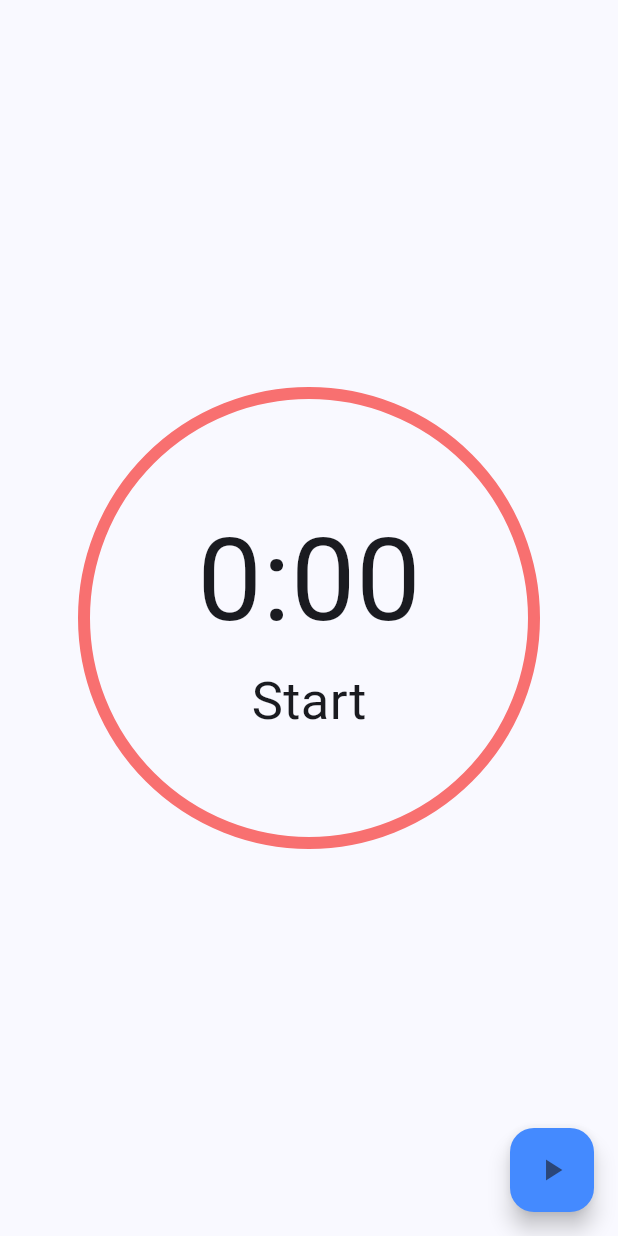
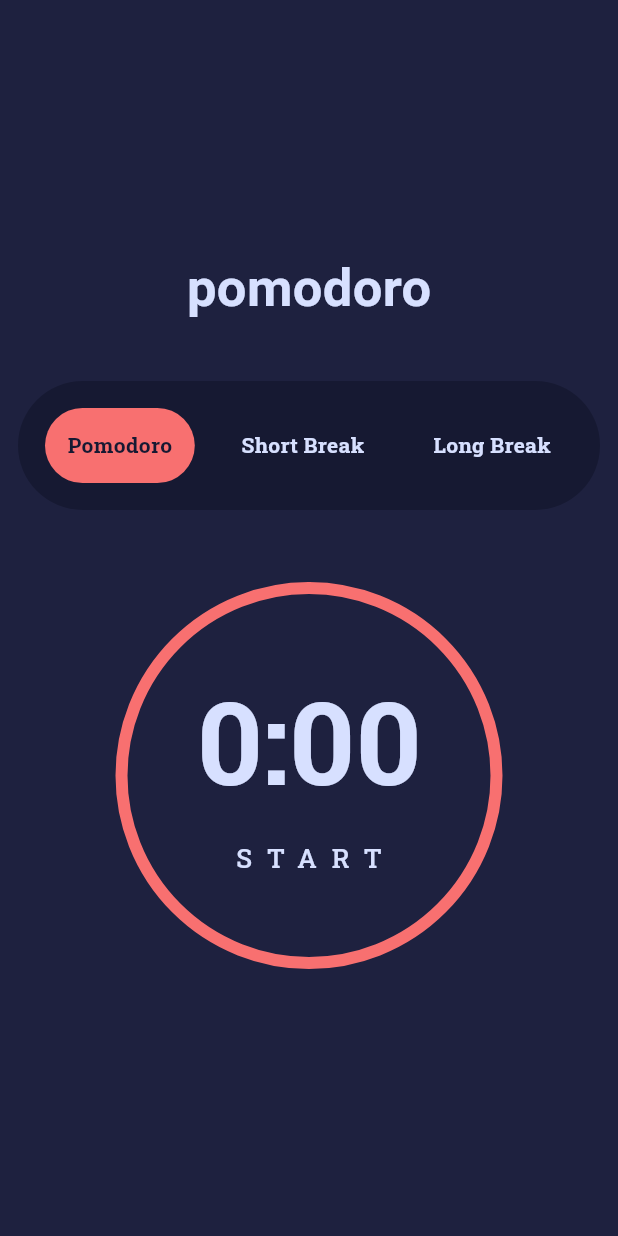
Before and after one commit to JasonBoyett/you_version_pomodoro, a Flutter app: the screen it shows after launch, on a phone screen of 412 x 824 dp. Run offline on Flutter 3.47's test engine with Material 3 defaults, Android fonts, the light colour scheme and no system bars; our stand-ins replace flutter_riverpod, google_fonts.

Commit message:
fonts implimented

```diff
--- a/lib/app.dart
+++ b/lib/app.dart
@@ -1,19 +1,15 @@
 import 'package:flutter/material.dart';
 
-import 'home_page.dart';
+import 'widgets/home_page.dart';
 
 class App extends StatelessWidget {
   const App({super.key});
 
   @override
   Widget build(BuildContext context) {
-    return MaterialApp(
+    return const MaterialApp(
       title: 'Tomoto Timer',
-      theme: ThemeData(
-        colorScheme: ColorScheme.fromSeed(seedColor: Colors.blueAccent),
-        useMaterial3: true,
-      ),
-      home: const HomePage(),
+      home: HomePage(),
     );
   }
 }
--- a/lib/home_page.dart
+++ /dev/null
@@ -1,69 +0,0 @@
-import 'package:flutter/material.dart';
-import 'package:flutter_riverpod/flutter_riverpod.dart';
-
-import 'helpers.dart';
-import 'package:tomato_timer/model/pomodoro.dart';
-
-class HomePage extends ConsumerWidget {
-  const HomePage({super.key});
-
-  @override
-  Widget build(BuildContext context, WidgetRef ref) {
-    var value = ref.watch(pomodoroProvider);
-    return Scaffold(
-      body: Center(
-          child: Stack(alignment: Alignment.center, children: [
-        SizedBox(
-          height: 300,
-          width: 300,
-          child: CircularProgressIndicator(
-            value: evaluateProgress(value),
-            strokeCap: StrokeCap.round,
-            strokeWidth: 8,
-            color: value.themeColor.color,
-          ),
-        ),
-        Column(
-          mainAxisAlignment: MainAxisAlignment.center,
-          children: [
-            Text(
-              displayMinutesTimer(value.secondsInStage),
-              textScaler: const TextScaler.linear(5.5),
-            ),
-            Text(
-              value.currentStage.name,
-              textScaler: const TextScaler.linear(2.5),
-            ),
-          ],
-        ),
-      ])),
-      floatingActionButton: FloatingActionButton(
-        backgroundColor: Colors.blueAccent,
-        onPressed: () {
-          switch (value.currentStage) {
-            case PomodoroStages.paused:
-              ref.read(pomodoroProvider).resume();
-              break;
-            case PomodoroStages.preStart:
-              {
-                ref.read(pomodoroProvider).start();
-                break;
-              }
-            default:
-              {
-                ref.read(pomodoroProvider).pause();
-                break;
-              }
-          }
-        },
-        child: value.currentStage == PomodoroStages.paused ||
-                value.currentStage == PomodoroStages.preStart
-            ? const Icon(Icons.play_arrow)
-            : const Icon(Icons.pause),
-      ),
-    );
-  }
-}
-
-final pomodoroProvider =
-    ChangeNotifierProvider<PomodoroModel>((ref) => PomodoroModel());
--- /dev/null
+++ b/lib/widgets/center_timer.dart
@@ -0,0 +1,71 @@
+import 'package:tomato_timer/model/pomodoro.dart';
+import 'package:tomato_timer/helpers.dart';
+import 'package:flutter/material.dart';
+
+Widget centerTimer(PomodoroModel value) {
+  return Padding(
+    padding: const EdgeInsets.all(40.0),
+    child: Stack(alignment: Alignment.center, children: [
+      SizedBox(
+        height: 250,
+        width: 250,
+        child: CircularProgressIndicator(
+          value: evaluateProgress(value),
+          strokeCap: StrokeCap.round,
+          strokeWidth: 8,
+          color: value.themeColor.color,
+        ),
+      ),
+      Column(
+        mainAxisAlignment: MainAxisAlignment.center,
+        children: [
+          Text(
+            style: TextStyle(
+              color: const Color.fromARGB(255, 215, 224, 255),
+              fontFamily: value.themeFont.font.fontFamily,
+              fontWeight: FontWeight.bold,
+            ),
+            displayMinutesTimer(value.secondsInStage),
+            textScaler: const TextScaler.linear(5.5),
+          ),
+          TextButton(
+              onPressed: () {
+                switch (value.currentStage) {
+                  case PomodoroStages.paused:
+                    value.resume();
+                    break;
+                  case PomodoroStages.preStart:
+                    {
+                      value.start();
+                      break;
+                    }
+                  default:
+                    {
+                      value.pause();
+                      break;
+                    }
+                }
+              },
+              child: Text(
+                (() {
+                  switch (value.currentStage) {
+                    case PomodoroStages.paused:
+                      return 'RESUME';
+                    case PomodoroStages.preStart:
+                      return 'START';
+                    default:
+                      return 'PAUSE';
+                  }
+                })(),
+                style: TextStyle(
+                  letterSpacing: 10,
+                  color: const Color.fromARGB(255, 215, 224, 255),
+                  fontFamily: value.themeFont.font.fontFamily,
+                ),
+                textScaler: const TextScaler.linear(1.25),
+              )),
+        ],
+      ),
+    ]),
+  );
+}
--- /dev/null
+++ b/lib/widgets/home_page.dart
@@ -0,0 +1,38 @@
+import 'package:flutter/material.dart';
+import 'package:flutter_riverpod/flutter_riverpod.dart';
+
+import 'package:tomato_timer/model/pomodoro.dart';
+import 'package:tomato_timer/widgets/center_timer.dart';
+import 'package:tomato_timer/widgets/stage_indicator.dart';
+
+class HomePage extends ConsumerWidget {
+  const HomePage({super.key});
+
+  @override
+  Widget build(BuildContext context, WidgetRef ref) {
+    var value = ref.watch(pomodoroProvider);
+    return Scaffold(
+      backgroundColor: const Color.fromARGB(255, 30, 33, 63),
+      body: Column(
+        mainAxisAlignment: MainAxisAlignment.center,
+        children: [
+          const Padding(
+            padding: EdgeInsets.all(25.0),
+            child: Text(
+              "pomodoro",
+              textScaler: TextScaler.linear(2.5),
+              style: TextStyle(
+                  color: Color.fromARGB(255, 215, 224, 255),
+                  fontWeight: FontWeight.bold),
+            ),
+          ),
+          stageIndicator(value),
+          Center(child: centerTimer(value)),
+        ],
+      ),
+    );
+  }
+}
+
+final pomodoroProvider =
+    ChangeNotifierProvider<PomodoroModel>((ref) => PomodoroModel());
--- /dev/null
+++ b/lib/widgets/stage_indicator.dart
@@ -0,0 +1,62 @@
+import 'package:flutter/material.dart';
+
+import '../model/pomodoro.dart';
+
+Widget stageIndicator(PomodoroModel value) {
+  return Padding(
+    padding: const EdgeInsets.all(12.0),
+    child: Container(
+      padding: const EdgeInsets.all(10),
+      decoration: BoxDecoration(
+        color: const Color.fromARGB(255, 22, 25, 50),
+        borderRadius: BorderRadius.circular(80),
+      ),
+      width: 400,
+      child: Row(
+        mainAxisAlignment: MainAxisAlignment.center,
+        children: [
+          _indicatorCell(value, PomodoroStages.work),
+          _indicatorCell(value, PomodoroStages.shortBreak),
+          _indicatorCell(value, PomodoroStages.longBreak),
+        ],
+      ),
+    ),
+  );
+}
+
+Widget _indicatorCell(PomodoroModel value, PomodoroStages stage) {
+  return Padding(
+    padding: const EdgeInsets.all(8.0),
+    child: Container(
+      decoration: BoxDecoration(
+        color: _determineDisplayStage(value) == stage
+            ? value.themeColor.color
+            : Colors.transparent,
+        borderRadius: BorderRadius.circular(80),
+      ),
+      child: Padding(
+        padding: const EdgeInsets.all(15.0),
+        child: Text(
+          stage.name,
+          style: TextStyle(
+            fontFamily: value.themeFont.font.fontFamily,
+            color: stage == _determineDisplayStage(value)
+                ? const Color.fromARGB(255, 22, 25, 50)
+                : const Color.fromARGB(255, 215, 224, 255),
+            fontWeight: FontWeight.bold,
+          ),
+        ),
+      ),
+    ),
+  );
+}
+
+PomodoroStages _determineDisplayStage(PomodoroModel value) {
+  if (value.currentStage == PomodoroStages.preStart) {
+    return PomodoroStages.work;
+  }
+  if (value.currentStage == PomodoroStages.paused) {
+    return value.getPreviosStage();
+  }
+  return value.currentStage;
+}
--- a/pubspec.yaml
+++ b/pubspec.yaml
@@ -36,6 +36,7 @@ dependencies:
   cupertino_icons: ^1.0.6
   flutter_riverpod: ^2.5.1
   riverpod_annotation: ^2.3.5
+  google_fonts: ^6.2.1
 
 dev_dependencies:
   flutter_test:
```
Also changed, not shown: lib/helpers.dart (+19 -5 lines), lib/model/pomodoro.dart (+20 -9 lines), pubspec.lock, 7 other files.
